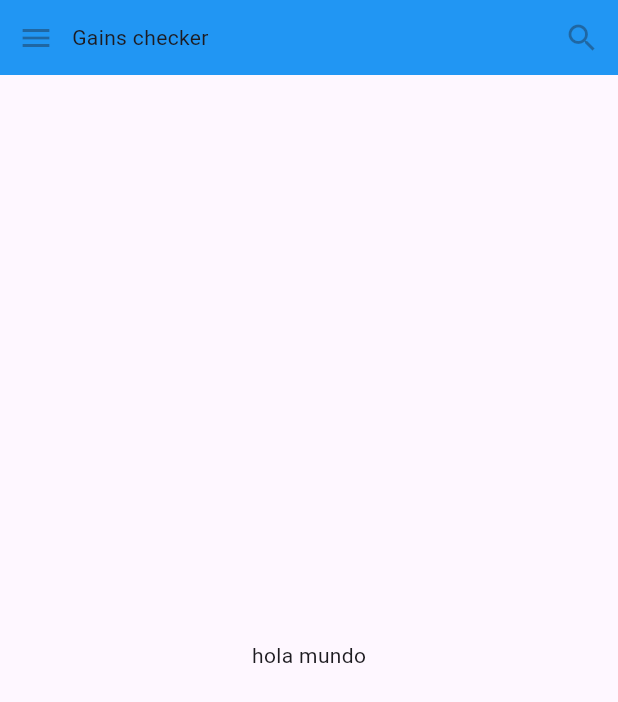
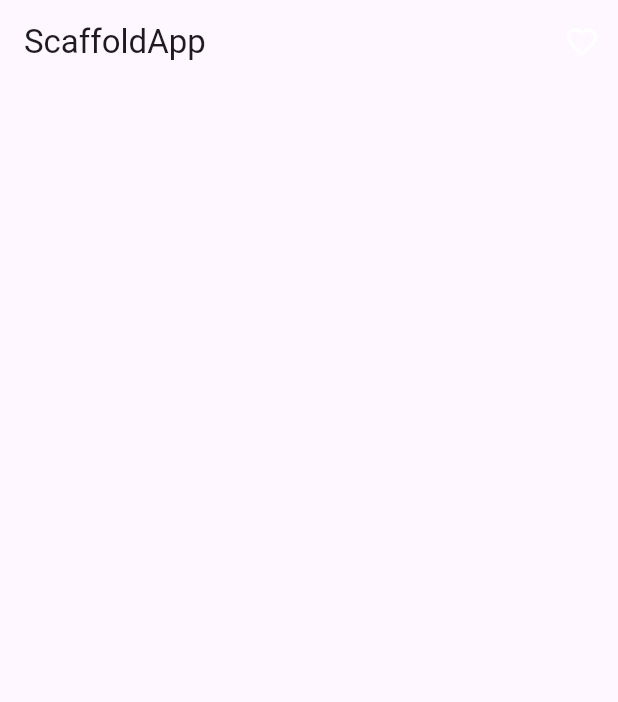
Before and after one commit to JuanTiseira/flutter, a Flutter app: the screen it shows after launch, on a phone screen of 412 x 824 dp. Shown: the top 702 px of the screen. Run offline on Flutter 3.47's test engine with Material 3 defaults, Android fonts, the phone set to English and light mode, and no system bars.

Commit message:
class 4.2 Scaffold, appbar and state

```diff
--- a/lib/main.dart
+++ b/lib/main.dart
@@ -1,52 +1,111 @@
 import 'package:flutter/material.dart';
 
+// void main() {
+//   runApp(
+//     const MaterialApp(
+//       title: 'My app', // used by the OS task switcher
+//       home: SafeArea(child: MyHelloWorldApp()),
+//     ),
+//   );
+// }
+
+// class MyHelloWorldApp extends StatelessWidget {
+//   const MyHelloWorldApp({super.key});
+
+//   @override
+//   Widget build(BuildContext context) {
+//     return Material(
+//       child: Column(
+//         children: [
+//           Container(
+//             height: 50,
+//             padding: const EdgeInsets.all(0),
+//             decoration: const BoxDecoration(color: Colors.blue),
+//             child: const Row(
+//               children: [
+//                 IconButton(
+//                   onPressed: null,
+//                   icon: Icon(Icons.menu),
+//                   tooltip: "Boton de navegacion",
+//                 ),
+//                 Expanded(child: Text("Gains checker")),
+//                 IconButton(
+//                   onPressed: null,
+//                   icon: Icon(Icons.search),
+//                   tooltip: "Boton de busqueda",
+//                 ),
+//               ],
+//             ),
+//           ),
+//           const Expanded(
+//             child: Center(
+//               child: Text(
+//                 "hola mundo",
+//                 textDirection: TextDirection.ltr,
+//               ),
+//             ),
+//           ),
+//         ],
+//       ),
+//     );
+//   }
+// }
+
 void main() {
-  runApp(
-    const MaterialApp(
-      title: 'My app', // used by the OS task switcher
-      home: SafeArea(child: MyHelloWorldApp()),
-    ),
-  );
+  runApp(MyApp());
 }
 
-class MyHelloWorldApp extends StatelessWidget {
-  const MyHelloWorldApp({super.key});
+class MyApp extends StatelessWidget {
+  @override
+  Widget build(BuildContext context) {
+    return MaterialApp(
+      title: "ScaffoldApp",
+      home: MyHomePage(title: "ScaffoldApp"),
+    );
+  }
+}
+
+class MyHomePage extends StatefulWidget {
+  MyHomePage({Key? key, this.title}) : super(key: key);
+
+  final String? title;
+
+  @override
+  _MyHomePageState createState() => _MyHomePageState();
+}
+
+class _MyHomePageState extends State<MyHomePage> {
+  Icon _corazon = Icon(
+    Icons.favorite_border,
+    color: Colors.white,
+  );
+  bool _liked = false;
 
   @override
   Widget build(BuildContext context) {
-    return Material(
-      child: Column(
-        children: [
-          Container(
-            height: 50,
-            padding: const EdgeInsets.all(0),
-            decoration: const BoxDecoration(color: Colors.blue),
-            child: const Row(
-              children: [
-                IconButton(
-                  onPressed: null,
-                  icon: Icon(Icons.menu),
-                  tooltip: "Boton de navegacion",
-                ),
-                Expanded(child: Text("Gains checker")),
-                IconButton(
-                  onPressed: null,
-                  icon: Icon(Icons.search),
-                  tooltip: "Boton de busqueda",
-                ),
-              ],
-            ),
-          ),
-          const Expanded(
-            child: Center(
-              child: Text(
-                "hola mundo",
-                textDirection: TextDirection.ltr,
-              ),
-            ),
-          ),
+    return Scaffold(
+      appBar: AppBar(
+        title: (Text(widget.title!)),
+        actions: [
+          IconButton(
+              onPressed: () {
+                _likedChange();
+              },
+              icon: _corazon),
         ],
       ),
     );
   }
+
+  void _likedChange() {
+    setState(() {
+      if (_liked) {
+        _corazon = Icon(Icons.favorite_border, color: Colors.white);
+        _liked = false;
+      } else {
+        _corazon = Icon(Icons.favorite, color: Colors.red);
+        _liked = true;
+      }
+    });
+  }
 }
```
